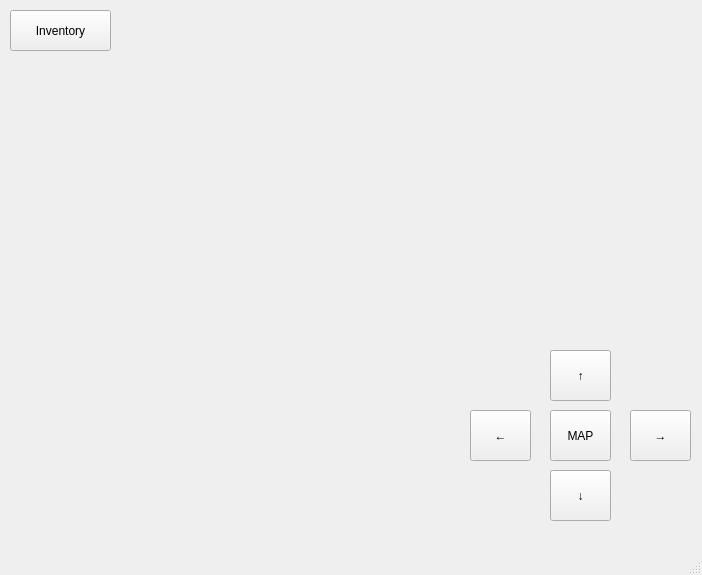
First picture: the form in mainwindow.ui, repository jjola00/FinalZork, before the edit.
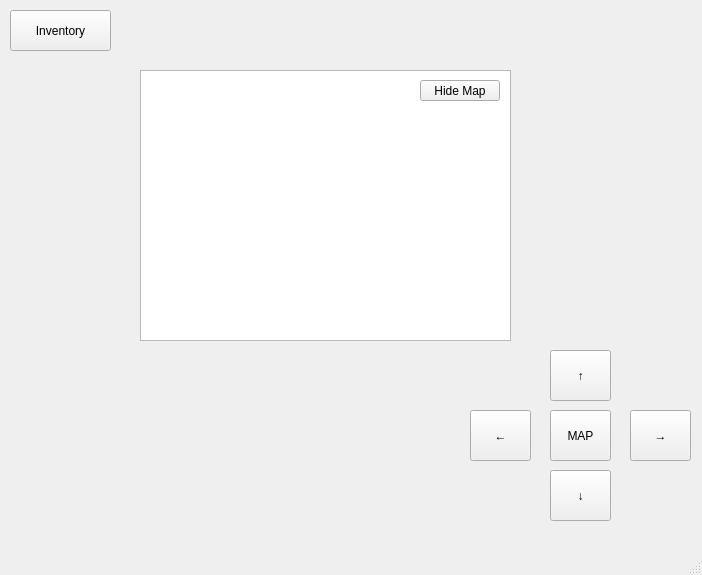
Second picture: the form after the edit.

Diff of the .ui file:
```diff
--- a/mainwindow.ui
+++ b/mainwindow.ui
@@ -92,6 +92,29 @@
      <string>→</string>
     </property>
    </widget>
+   <widget class="QTextEdit" name="mapPrint">
+    <property name="geometry">
+     <rect>
+      <x>140</x>
+      <y>70</y>
+      <width>371</width>
+      <height>271</height>
+     </rect>
+    </property>
+   </widget>
+   <widget class="QPushButton" name="closeMapButton">
+    <property name="geometry">
+     <rect>
+      <x>420</x>
+      <y>80</y>
+      <width>80</width>
+      <height>21</height>
+     </rect>
+    </property>
+    <property name="text">
+     <string>Hide Map</string>
+    </property>
+   </widget>
   </widget>
   <widget class="QMenuBar" name="menubar">
    <property name="geometry">
```
